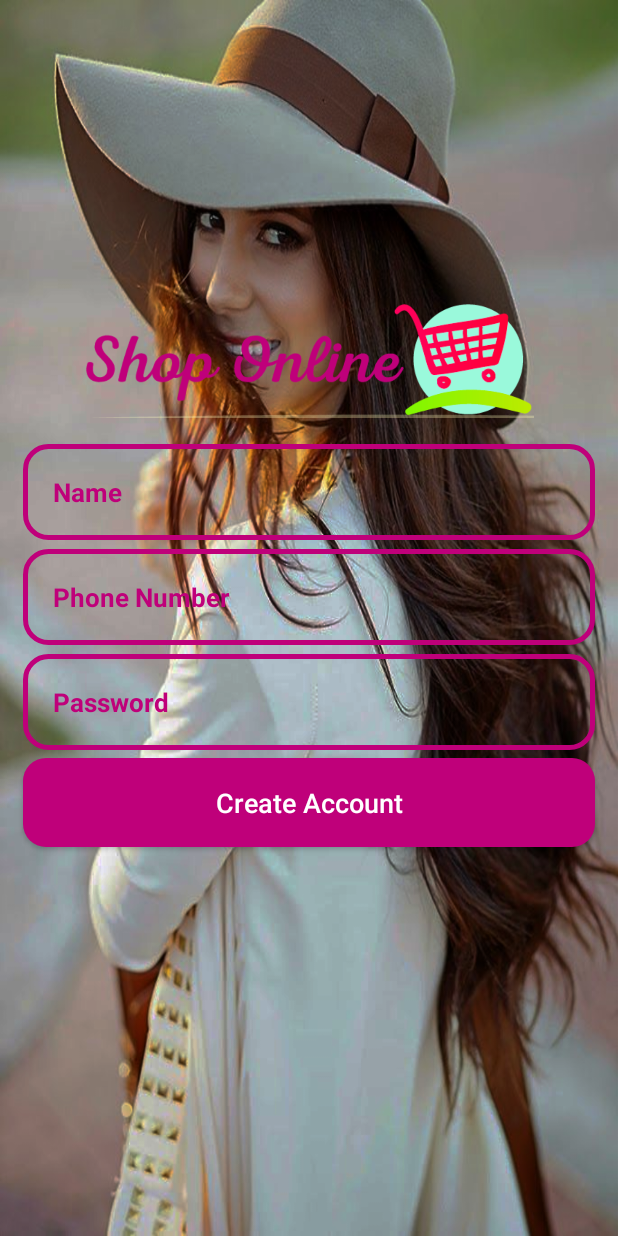
After one commit to lilianjerikamau/BetterBuy, an Android app: the RegisterActivity screen opened directly, with no data from a screen before it, on a phone screen of 412 x 824 dp. The commit adds this screen. Run offline under Robolectric (Android 15) with nearby library versions, the phone set to English and light mode, and no system bars.

Commit message:
register activity

```diff
--- a/app/src/main/AndroidManifest.xml
+++ b/app/src/main/AndroidManifest.xml
@@ -9,7 +9,8 @@
         android:roundIcon="@mipmap/ic_launcher_round"
         android:supportsRtl="true"
         android:theme="@style/Theme.BetterBuy">
-        <activity android:name=".LoginActivity"></activity>
+        <activity android:name=".RegisterActivity"></activity>
+        <activity android:name=".LoginActivity" />
         <activity android:name=".MainActivity">
             <intent-filter>
                 <action android:name="android.intent.action.MAIN" />
--- a/app/src/main/java/com/example/betterbuy/MainActivity.java
+++ b/app/src/main/java/com/example/betterbuy/MainActivity.java
@@ -25,5 +25,14 @@ public class MainActivity extends AppCompatActivity {
                 startActivity(intent);
             }
         });
+
+
+        joinNowButton.setOnClickListener(new View.OnClickListener() {
+            @Override
+            public void onClick(View view) {
+                Intent intent = new Intent(MainActivity.this,RegisterActivity.class);
+                startActivity(intent);
+            }
+        });
     }
 }
--- /dev/null
+++ b/app/src/main/java/com/example/betterbuy/RegisterActivity.java
@@ -0,0 +1,21 @@
+package com.example.betterbuy;
+
+import androidx.appcompat.app.AppCompatActivity;
+
+import android.os.Bundle;
+import android.widget.Button;
+import android.widget.EditText;
+
+public class RegisterActivity extends AppCompatActivity {
+private Button CreateAccountButton;
+private  EditText InputName,InputPhoneNumber,InputPassword;
+    @Override
+    protected void onCreate(Bundle savedInstanceState) {
+        super.onCreate(savedInstanceState);
+        setContentView(R.layout.activity_register);
+        CreateAccountButton = (Button) findViewById(R.id.register_btn);
+        InputName = (EditText) findViewById(R.id.register_username_input);
+        InputPhoneNumber = (EditText) findViewById(R.id.register_phone_number_input);
+        InputPassword = (EditText) findViewById(R.id.register_password_input);
+    }
+}
--- /dev/null
+++ b/app/src/main/res/layout/activity_register.xml
@@ -0,0 +1,89 @@
+<?xml version="1.0" encoding="utf-8"?>
+<RelativeLayout xmlns:android="http://schemas.android.com/apk/res/android"
+    xmlns:app="http://schemas.android.com/apk/res-auto"
+    xmlns:tools="http://schemas.android.com/tools"
+    android:layout_width="match_parent"
+    android:layout_height="match_parent"
+    android:background="@drawable/register"
+    tools:context=".RegisterActivity">
+
+
+    <ImageView
+        android:id="@+id/register_app_logo"
+        android:layout_width="300dp"
+        android:layout_height="100dp"
+        android:layout_centerHorizontal="true"
+        android:layout_marginTop="190dp"
+        android:src="@drawable/applogo"/>
+    <EditText
+        android:id="@+id/register_username_input"
+        android:layout_width="match_parent"
+        android:layout_height="wrap_content"
+        android:layout_below="@id/register_app_logo"
+        android:background="@drawable/input_design"
+        android:padding="20dp"
+        android:layout_marginLeft="15dp"
+        android:layout_marginRight="15dp"
+        android:layout_marginTop="6dp"
+        android:hint="Name"
+        android:inputType="textPersonName"
+        android:textColor="@color/colorPrimaryDark"
+        android:textColorHint="@color/colorPrimaryDark"
+        android:textSize="17sp"
+        android:textStyle="bold"
+        />
+    <EditText
+        android:id="@+id/register_phone_number_input"
+        android:layout_width="match_parent"
+        android:layout_height="wrap_content"
+        android:layout_below="@id/register_username_input"
+        android:background="@drawable/input_design"
+        android:padding="20dp"
+        android:layout_marginLeft="15dp"
+        android:layout_marginRight="15dp"
+        android:hint="Phone Number"
+        android:inputType="number"
+        android:textColor="@color/colorPrimaryDark"
+        android:textColorHint="@color/colorPrimaryDark"
+        android:textSize="17sp"
+        android:textStyle="bold"
+        android:layout_marginTop="6dp"
+        />
+    <EditText
+        android:id="@+id/register_password_input"
+        android:layout_width="match_parent"
+        android:layout_height="wrap_content"
+        android:layout_below="@id/register_phone_number_input"
+        android:background="@drawable/input_design"
+        android:padding="20dp"
+        android:layout_marginLeft="15dp"
+        android:layout_marginRight="15dp"
+        android:layout_marginTop="6dp"
+        android:hint="Password"
+        android:inputType="number"
+        android:textColor="@color/colorPrimaryDark"
+        android:textColorHint="@color/colorPrimaryDark"
+        android:textSize="17sp"
+        android:textStyle="bold"
+        />
+
+
+    <Button
+        android:id="@+id/register_btn"
+        android:layout_width="match_parent"
+        android:layout_height="wrap_content"
+        android:layout_marginTop="5dp"
+        android:layout_marginLeft="15dp"
+        android:layout_marginRight="15dp"
+        android:layout_below="@+id/register_password_input"
+        android:background="@drawable/buttons"
+        android:padding="17dp"
+        android:textAllCaps="false"
+        android:textSize="18sp"
+        android:text="Create Account"
+        android:textColor="@android:color/white">
+
+    </Button>
+
+
+</RelativeLayout>
```
